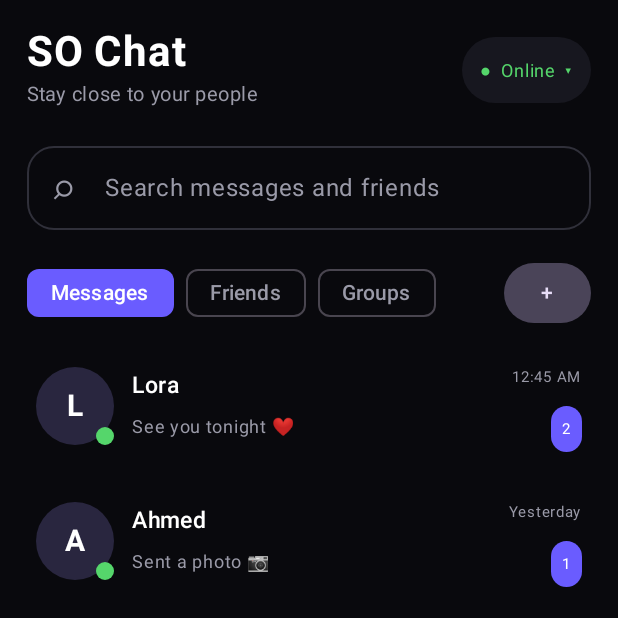
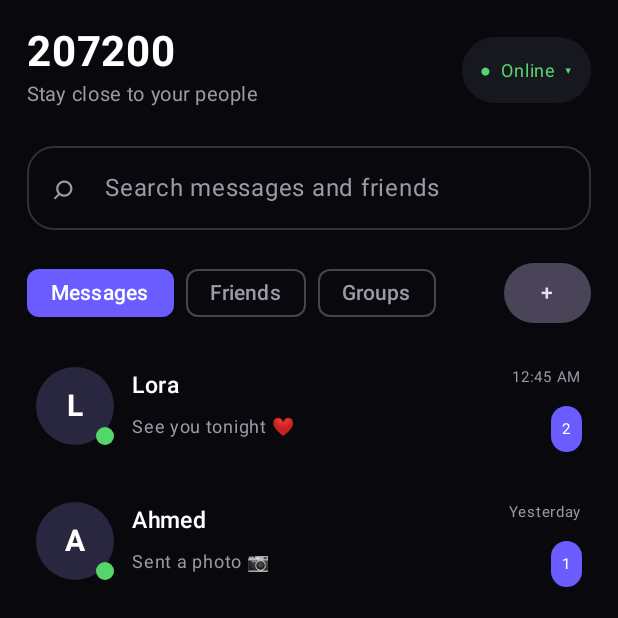
Before and after one commit to 2ed-code/SO-AI, an Android app built with Jetpack Compose: the screen it shows after launch (MainActivity), on a phone screen of 412 x 824 dp, the top half of it. Run offline under Robolectric (Android 15) with nearby library versions, the light colour scheme and no system bars.

Commit message:
Rename header to 207200

```diff
--- a/app/src/main/java/com/soai/assistant/ui/home/HomeScreen.kt
+++ b/app/src/main/java/com/soai/assistant/ui/home/HomeScreen.kt
@@ -57,7 +57,7 @@ fun HomeScreen() {
                 if (openedChat == null) {
                     Row(verticalAlignment = Alignment.CenterVertically, modifier = Modifier.fillMaxWidth()) {
                         Column(modifier = Modifier.weight(1f)) {
-                            Text("SO Chat", color = Color.White, fontSize = 28.sp, fontWeight = FontWeight.Bold)
+                            Text("207200", color = Color.White, fontSize = 28.sp, fontWeight = FontWeight.Bold)
                             Text(
                                 when (selectedTab) {
                                     "Friends" -> "People you know"
```
